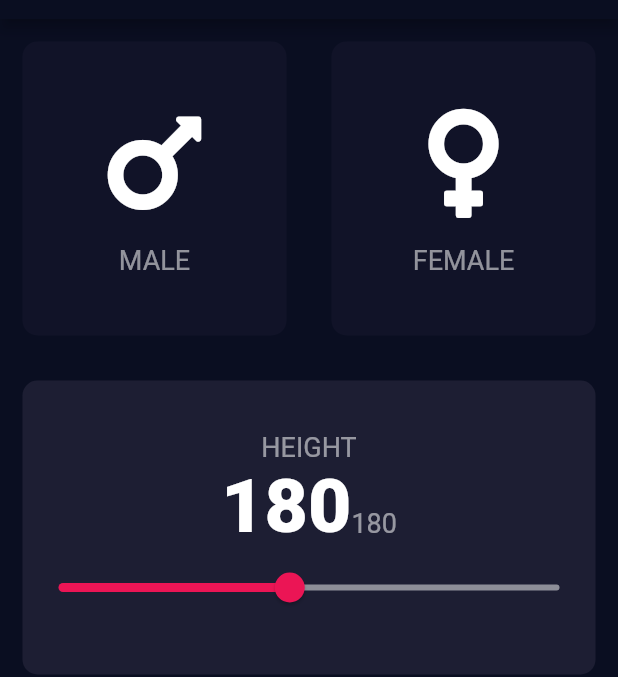
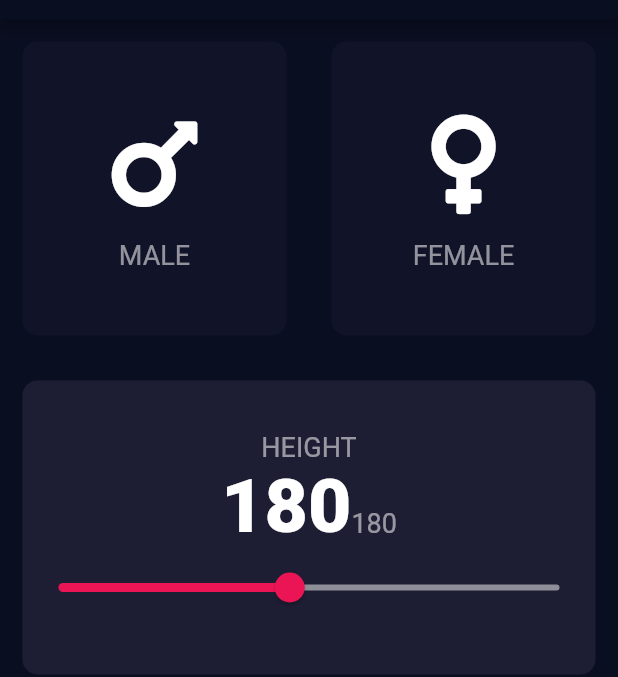
Before and after one commit to Er-Nilesh-kr/BMI-Calculator, a Flutter app: the screen it shows after launch, on a phone screen of 412 x 824 dp, the part 65-742 px from its top. Run offline on Flutter 3.47's test engine with Material 2 defaults, Android fonts, the phone set to English and light mode, and no system bars; our stand-ins replace font_awesome_flutter.

Commit message:
Modify icons

```diff
--- a/lib/icon_content.dart
+++ b/lib/icon_content.dart
@@ -15,7 +15,7 @@ class IconContent extends StatelessWidget {
       children: [
         Icon(
           icon,
-          size: 83.0,
+          size: 76.0,
           color: icolor,
         ),
         SizedBox(
```
